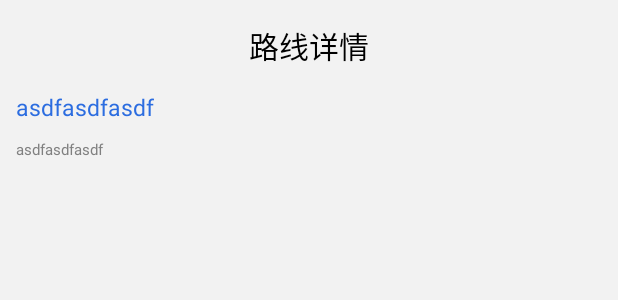
After one commit to Tyeeee/SmartRiding, an Android app: the layout activity_route_detail.xml on its own in the app's theme, with its tools: preview values and no code run, on a phone screen of 412 x 824 dp. The commit adds this screen. Shown: the top 300 px of the screen. Run offline under Robolectric (Android 15) with nearby library versions, the phone set to English and light mode, and no system bars.

Commit message:
1.增加线路详情页面与导航页面

```diff
--- a/app/src/main/AndroidManifest.xml
+++ b/app/src/main/AndroidManifest.xml
@@ -62,6 +62,11 @@
                   android:launchMode="singleTop"
                   android:screenOrientation="portrait"
                   android:windowSoftInputMode="stateAlwaysHidden|adjustPan"/>
+        <activity android:name=".ui.activity.NavigationActivity"
+                  android:configChanges="orientation|keyboardHidden|navigation|screenSize"
+                  android:launchMode="singleTop"
+                  android:screenOrientation="portrait"
+                  android:windowSoftInputMode="stateAlwaysHidden|adjustPan"/>
     </application>
 
 </manifest>
--- a/app/src/main/java/com/yjt/app/ui/activity/RouteDetailActivity.java
+++ b/app/src/main/java/com/yjt/app/ui/activity/RouteDetailActivity.java
@@ -1,23 +1,31 @@
 package com.yjt.app.ui.activity;
 
 import android.os.Bundle;
+import android.widget.TextView;
 import android.widget.Toast;
 
+import com.amap.api.services.route.DrivePath;
 import com.amap.api.services.route.DriveRouteResult;
 import com.yjt.app.R;
+import com.yjt.app.constant.Regex;
 import com.yjt.app.constant.Temp;
 import com.yjt.app.ui.base.BaseActivity;
 import com.yjt.app.utils.IntentDataUtil;
+import com.yjt.app.utils.MapUtil;
 import com.yjt.app.utils.ToastUtil;
+import com.yjt.app.utils.ViewUtil;
 
 
 public class RouteDetailActivity extends BaseActivity {
 
     private DriveRouteResult mResult;
+    private TextView tvDistance;
+    private TextView tvCost;
 
     @Override
     protected void onCreate(Bundle savedInstanceState) {
         super.onCreate(savedInstanceState);
+        setContentView(R.layout.activity_route_detail);
         findViewById();
         initialize(savedInstanceState);
         setListener();
@@ -25,13 +33,17 @@ public class RouteDetailActivity extends BaseActivity {
 
     @Override
     protected void findViewById() {
-
+        tvDistance = ViewUtil.getInstance().findView(this, R.id.tvDistance);
+        tvCost = ViewUtil.getInstance().findView(this, R.id.tvCost);
     }
 
     @Override
     protected void initialize(Bundle savedInstanceState) {
         if (IntentDataUtil.getInstance().hasIntentExtraValue(this, Temp.ROUTE_INFO.getContent())) {
             mResult = (DriveRouteResult) IntentDataUtil.getInstance().getParcelableData(this, Temp.ROUTE_INFO.getContent());
+            DrivePath path = mResult.getPaths().get(0);
+            tvDistance.setText(MapUtil.getInstance().getFriendlyTime((int) path.getDuration()) + Regex.LEFT_PARENTHESIS.getRegext() + MapUtil.getInstance().getFriendlyTime((int) path.getDistance()) + Regex.RIGHT_PARENTHESIS.getRegext());
+            tvCost.setText("乘出租车约:" + mResult.getTaxiCost() + "元");
         } else {
             ToastUtil.getInstance().showToast(this, getString(R.string.route_prompt3), Toast.LENGTH_SHORT);
         }
--- a/app/src/main/res/layout/activity_map.xml
+++ b/app/src/main/res/layout/activity_map.xml
@@ -3,9 +3,10 @@
     xmlns:android="http://schemas.android.com/apk/res/android"
     xmlns:fab="http://schemas.android.com/apk/res-auto"
     xmlns:tools="http://schemas.android.com/tools"
-    android:layout_width="match_parent" android:layout_height="match_parent"
+    android:layout_width="match_parent"
+    android:layout_height="match_parent"
     android:orientation="vertical"
-    tools:context="com.yjt.app.ui.activity.MainActivity">
+    tools:context="com.yjt.app.ui.activity.MapActivity">
 
     <com.amap.api.maps.MapView
         android:id="@+id/mvMap"
--- /dev/null
+++ b/app/src/main/res/layout/activity_route_detail.xml
@@ -0,0 +1,48 @@
+<?xml version="1.0" encoding="utf-8"?>
+<LinearLayout
+    xmlns:android="http://schemas.android.com/apk/res/android"
+    xmlns:tools="http://schemas.android.com/tools"
+    android:layout_width="match_parent"
+    android:layout_height="match_parent"
+    android:background="@color/gray_f2f2f2"
+    android:orientation="vertical"
+    tools:context="com.yjt.app.ui.activity.RouteDetailActivity">
+
+    <LinearLayout
+        android:layout_width="match_parent"
+        android:layout_height="wrap_content"
+        android:orientation="vertical"
+        android:padding="@dimen/dp_5">
+
+        <TextView
+            android:layout_width="match_parent"
+            android:layout_height="wrap_content"
+            android:layout_gravity="center_vertical"
+            android:gravity="center"
+            android:padding="@dimen/dp_10"
+            android:text="@string/route_detail"
+            android:textColor="@android:color/black"
+            android:textSize="@dimen/sp_20"/>
+
+        <TextView
+            android:id="@+id/tvDistance"
+            android:layout_width="match_parent"
+            android:layout_height="wrap_content"
+            android:padding="@dimen/dp_5"
+            android:text="asdfasdfasdf"
+            android:textColor="@color/blue_2c6de0"
+            android:textSize="@dimen/sp_15"/>
+
+        <TextView
+            android:id="@+id/tvCost"
+            android:layout_width="match_parent"
+            android:layout_height="wrap_content"
+            android:padding="@dimen/dp_5"
+            android:text="asdfasdfasdf"
+            android:textColor="@color/gray_808080"
+            android:textSize="@dimen/sp_10"/>
+
+    </LinearLayout>
+
+
+</LinearLayout>
--- a/app/src/main/res/values/strings.xml
+++ b/app/src/main/res/values/strings.xml
@@ -34,6 +34,7 @@
     <string name="route_prompt1">起点/终点异常</string>
     <string name="route_prompt2">没有搜索到相关数据</string>
     <string name="route_prompt3">路线数据异常</string>
+    <string name="route_detail">路线详情</string>
     <string name="error_prompt">错误提示</string>
 
     <string name="app_name">智慧骑行</string>
```
